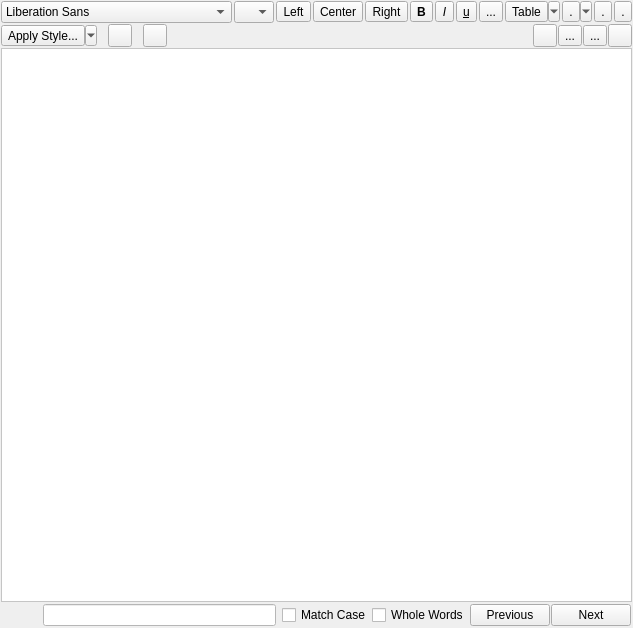
Old version of the form RichTextEdit.ui in the repository redeyedvireo/PyNoteBook.
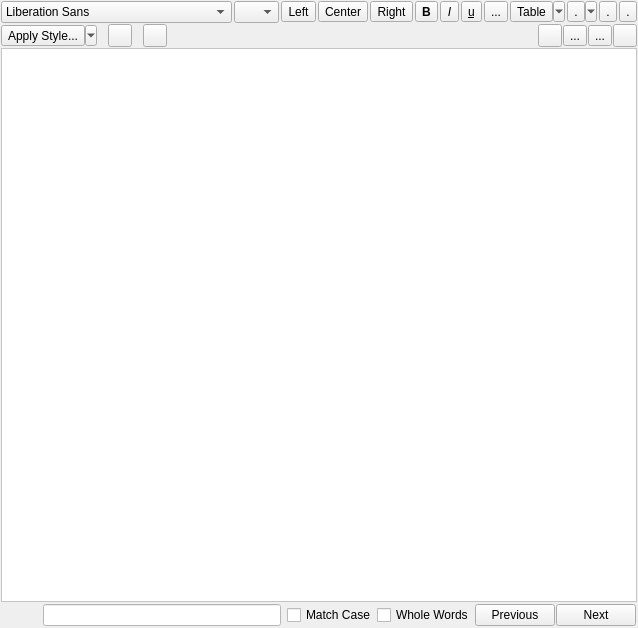
New version of the form. Icons and pictures are not drawn. Custom widgets are drawn as their Qt base class.

Commit message: Fixed some issues with font size handling.

What changed in the file:
```diff
--- a/RichTextEdit.ui
+++ b/RichTextEdit.ui
@@ -6,7 +6,7 @@
    <rect>
     <x>0</x>
     <y>0</y>
-    <width>532</width>
+    <width>545</width>
     <height>628</height>
    </rect>
   </property>
@@ -52,6 +52,12 @@
          <verstretch>0</verstretch>
         </sizepolicy>
        </property>
+       <property name="minimumSize">
+        <size>
+         <width>45</width>
+         <height>0</height>
+        </size>
+       </property>
        <property name="maximumSize">
         <size>
          <width>40</width>
@@ -145,7 +151,6 @@
       <widget class="QToolButton" name="boldButton">
        <property name="font">
         <font>
-         <weight>75</weight>
          <bold>true</bold>
         </font>
        </property>
```
Left out of the diff: 20 changed lines with no effect on the pictures. The commit also changes 2 other files.
